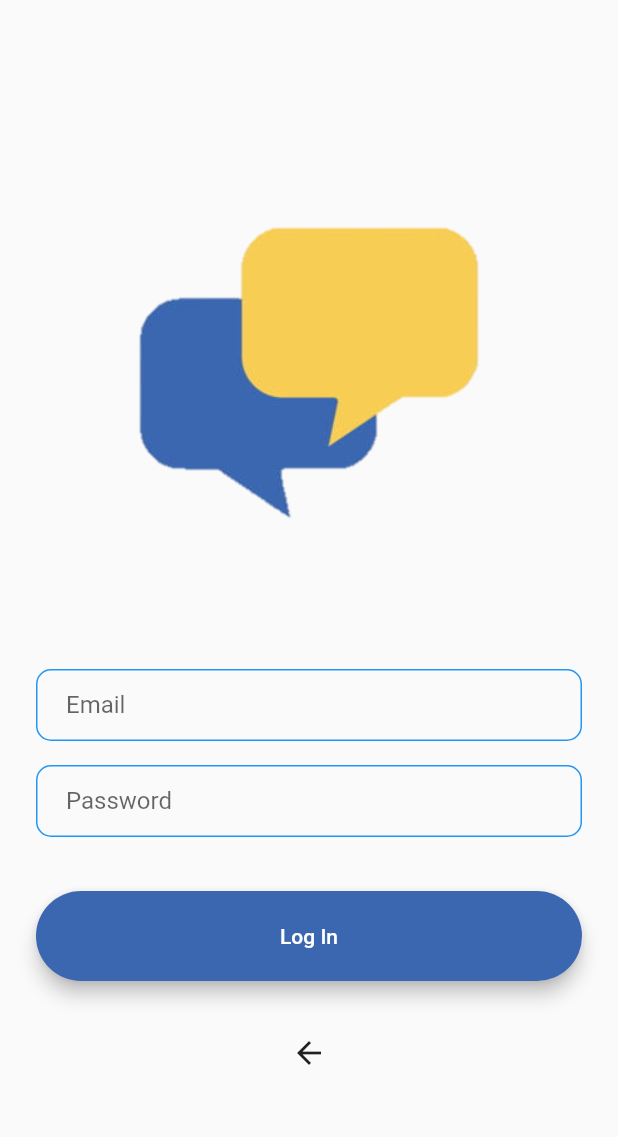
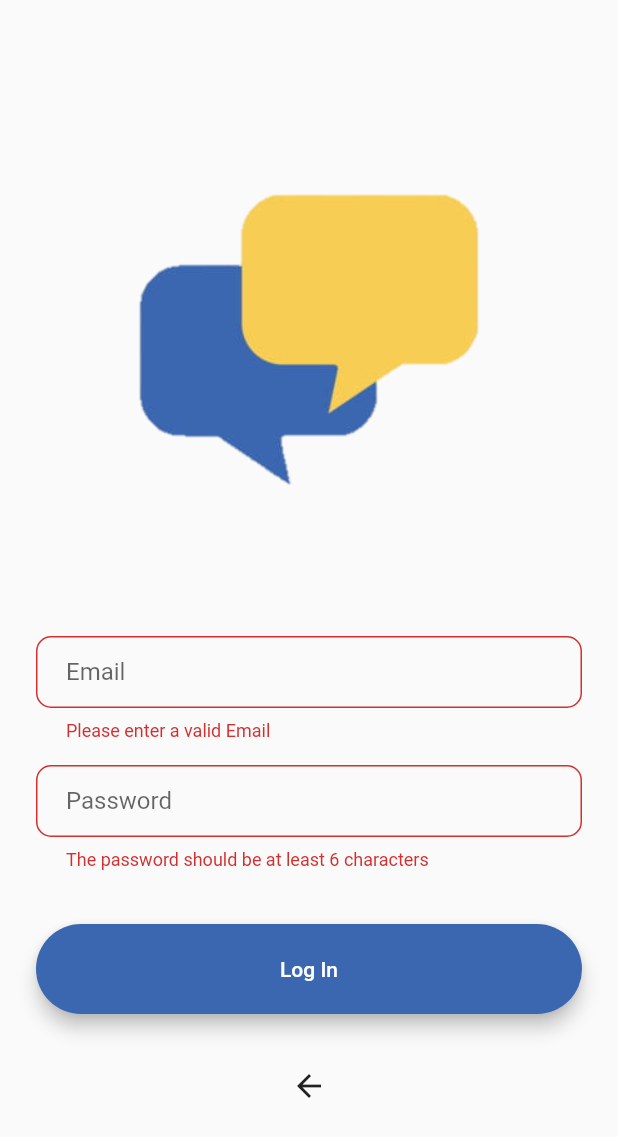
Before and after one commit to zhrwmmdi/Chat-Box, a Flutter app: the LoginScreen screen opened by its route, after a tap on "Log In", on a phone screen of 412 x 824 dp. Shown: the top 1137 px of the screen. Run offline on Flutter 3.47's test engine with Material 2 defaults, Android fonts, the phone set to English and light mode, and no system bars; drawn by our look-alikes of modal_progress_hud_nsn; our stand-ins replace animated_text_kit, email_validator, firebase_auth, firebase_core; accounts and stored records are empty.

Commit message:
signin/signout/authenticating methods refactored in services directory

```diff
--- a/lib/Screens/chat_screen.dart
+++ b/lib/Screens/chat_screen.dart
@@ -1,3 +1,5 @@
+import 'package:chat_box/services/authService.dart';
+import 'package:firebase_auth/firebase_auth.dart';
 import 'package:flutter/material.dart';
 import 'package:chat_box/constants.dart';
 
@@ -19,7 +21,8 @@ class _ChatScreenState extends State<ChatScreen> {
           IconButton(
               icon: const Icon(Icons.logout),
               onPressed: () {
-                // Implement logout functionality
+                Navigator.pop(context);
+                AuthService().signOut();
               }),
         ],
         title: const Text('⚡ ️Chat'),
--- a/lib/Screens/login_screen.dart
+++ b/lib/Screens/login_screen.dart
@@ -1,5 +1,9 @@
 import 'package:chat_box/Components/Rounded_Button.dart';
+import 'package:chat_box/Screens/chat_screen.dart';
+import 'package:chat_box/services/authService.dart';
 import 'package:email_validator/email_validator.dart';
+import 'package:firebase_auth/firebase_auth.dart';
+import 'package:modal_progress_hud_nsn/modal_progress_hud_nsn.dart';
 
 import '/constants.dart';
 import 'package:flutter/material.dart';
@@ -11,10 +15,18 @@ class LoginScreen extends StatefulWidget {
 }
 
 class _LoginScreenState extends State<LoginScreen> {
+  final TextEditingController _passwordController = TextEditingController();
+  final TextEditingController _emailController = TextEditingController();
+  final GlobalKey<FormState> _formKey = GlobalKey<FormState>();
+  String errorMessage = '';
+  bool errorOccurred = false;
+  bool showSpinner = false;
   @override
   Widget build(BuildContext context) {
     return Scaffold(
-      body: Padding(
+      body: ModalProgressHUD(
+        inAsyncCall: showSpinner,
+        child: Padding(
           padding: const EdgeInsets.symmetric(horizontal: 24.0),
           child: Column(
             mainAxisAlignment: MainAxisAlignment.center,
@@ -30,14 +42,16 @@ class _LoginScreenState extends State<LoginScreen> {
               const SizedBox(
                 height: 48.0,
               ),
+              Form(
+                key: _formKey,
+                child: Column(
+                  children: [
                     TextFormField(
                       decoration: kTextFieldDecoration.copyWith(
                         hintText: 'Enter your Email',
                         labelText: 'Email'
                       ),
-              onChanged: (value) {
-                //Do something with the user input
-              },
+                      controller: _emailController,
                       autovalidateMode: AutovalidateMode.onUserInteraction,
                       validator: (email){
                         return email != null && EmailValidator.validate(email) ? null : 'Please enter a valid Email';
@@ -52,24 +66,58 @@ class _LoginScreenState extends State<LoginScreen> {
                           labelText: 'Password'
                       ),
                       obscureText: true,
-              onChanged: (value) {
-                //Do something with the user input
-              },
+                      controller: _passwordController,
                       autovalidateMode: AutovalidateMode.onUserInteraction,
                       validator: (password){
                         return password != null && password.length>5 ? null : 'The password should be at least 6 characters';
                       },
 
                     ),
+                  ],
+                ),
+              ),
+
               const SizedBox(
                 height: 24.0,
+              ),
+              Visibility(
+                visible: errorOccurred,
+                child: Text(
+                  errorMessage,
+                  textAlign: TextAlign.center,
+                  style:const TextStyle(
+                      color: Colors.red,
+                      fontSize: 16
+                  ),
+                ),
               ),
               RoundedButton(
                   color: kLoginButtonColor,
                   title: 'Log In',
-                onPressed: (){
-              //TODO: log in Navigation
+                onPressed: () async{
+                  if(_formKey.currentState!.validate()){
+                    try{
+                      setState(() {
+                        showSpinner = true;
+                        errorOccurred = false;
+                      });
+                      await AuthService().signInWithEmailAndPassword(email: _emailController.text, password: _passwordController.text).then((value) {
+                        Navigator.pop(context);
+                        Navigator.pushNamed(context, ChatScreen.id);
+                      });
+                      setState(() {
+                        showSpinner = false;
+                      });
+                    }catch(e){
+                      print('ERROR: ${e.toString()}');
+                      setState(() {
+                        showSpinner = false;
+                        errorOccurred = true;
+                        errorMessage = e.toString().split('] ')[1];
+                      });
                     }
+                  }
+                },
               ),
               const SizedBox(height: 12),
               IconButton(
@@ -81,6 +129,7 @@ class _LoginScreenState extends State<LoginScreen> {
             ],
           ),
         ),
+      ),
     );
   }
 }
--- /dev/null
+++ b/lib/services/authService.dart
@@ -0,0 +1,16 @@
+import 'package:firebase_auth/firebase_auth.dart';
+
+class AuthService {
+  final FirebaseAuth _firebaseAuth = FirebaseAuth.instance;
+  Future createUserWithEmailAndPassword({required String email, required String password}) async {
+    return await _firebaseAuth.createUserWithEmailAndPassword(email: email, password: password);
+  }
+
+  Future signInWithEmailAndPassword({required String email, required String password}) async{
+    return await _firebaseAuth.signInWithEmailAndPassword(email: email, password: password);
+  }
+
+  Future<void> signOut() async{
+    await _firebaseAuth.signOut();
+  }
+}
--- a/pubspec.yaml
+++ b/pubspec.yaml
@@ -39,6 +39,7 @@ dependencies:
   email_validator: ^2.1.17
   firebase_core: ^2.15.0
   firebase_auth: ^4.7.2
+  modal_progress_hud_nsn: ^0.4.0
 
 dev_dependencies:
   flutter_test:
```
Also changed, not shown: lib/Screens/registration_screen.dart (+24 -4 lines), pubspec.lock, 2 other files. Lines whose indentation alone changed are shown as unchanged.
